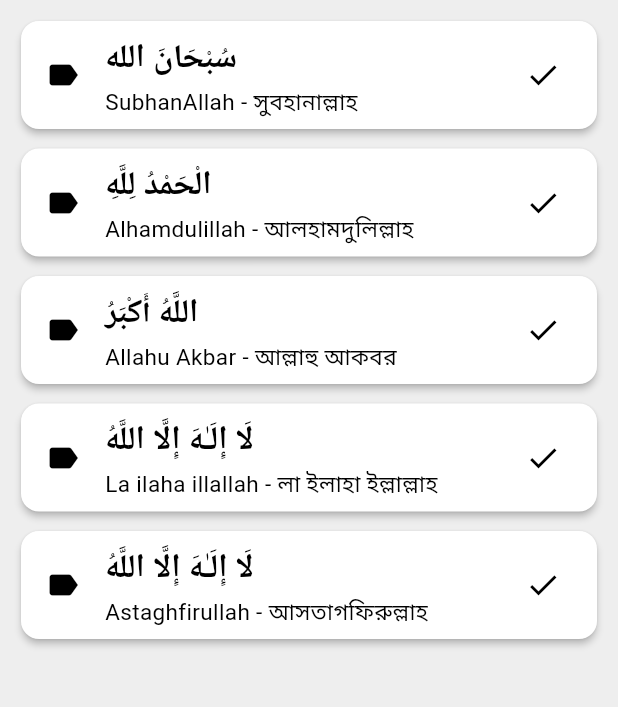
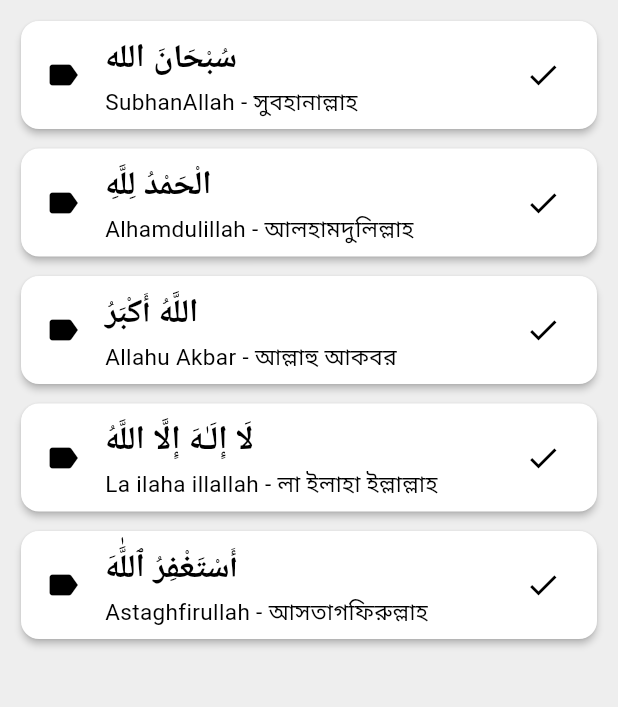
Before and after one commit to Azimul-Haque/tasbih-android, a Flutter app: the TasbihList screen opened directly, on a phone screen of 412 x 824 dp, the part 84-791 px from its top. Run offline on Flutter 3.47's test engine with Material 3 defaults, Android fonts, the phone set to English and light mode, and no system bars; our stand-ins replace shared_preferences; accounts and stored records are empty.

Commit message:
Commit Mon 11/25/2024  4:50:37.19 9133

```diff
--- a/lib/view/tasbihlist.dart
+++ b/lib/view/tasbihlist.dart
@@ -36,7 +36,7 @@ class _TasbihListState extends State<TasbihList> {
                 'La ilaha illallah - লা ইলাহা ইল্লাল্লাহ',
                 Icons.label,
                 Icons.check),
-            _thisCard('لَا إِلَـٰهَ إِلَّا اللَّهُ',
+            _thisCard('أَسْتَغْفِرُ ٱللَّٰهَ',
                 'Astaghfirullah - আসতাগফিরুল্লাহ', Icons.label, Icons.check),
           ],
         ));
```
